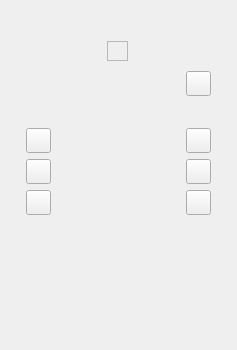
Old version of the form plugins/robots/interpreters/trikKitInterpreter/src/trikDisplayWidget.ui in the repository qreal/qreal.
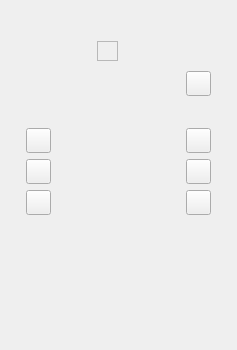
New version of the form. Icons and pictures are not drawn. Custom widgets are drawn as their Qt base class.

The edit to the form file:
```diff
--- a/plugins/robots/interpreters/trikKitInterpreter/src/trikDisplayWidget.ui
+++ b/plugins/robots/interpreters/trikKitInterpreter/src/trikDisplayWidget.ui
@@ -144,7 +144,7 @@
      <widget class="QFrame" name="led">
       <property name="geometry">
        <rect>
-        <x>50</x>
+        <x>40</x>
         <y>30</y>
         <width>21</width>
         <height>20</height>
```
